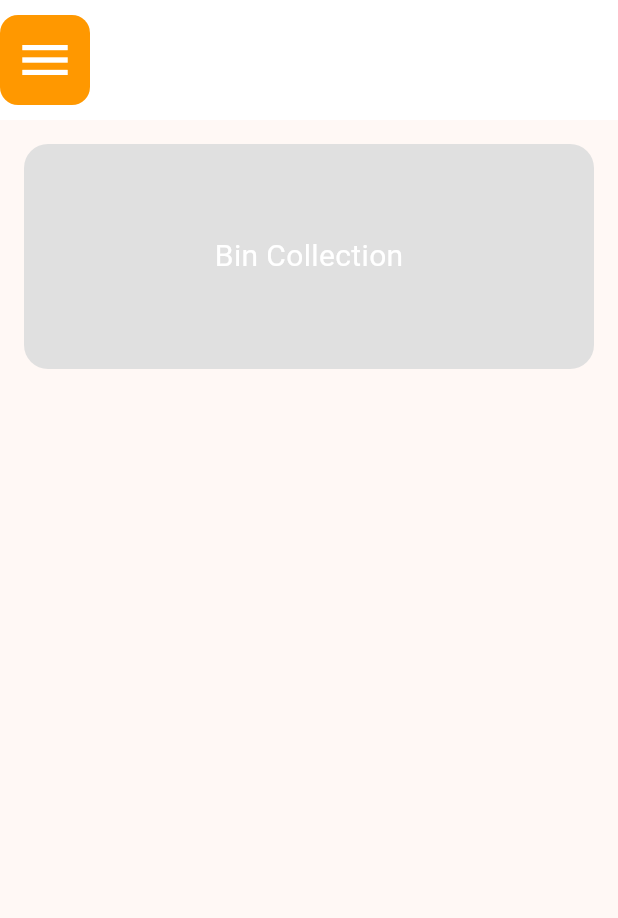
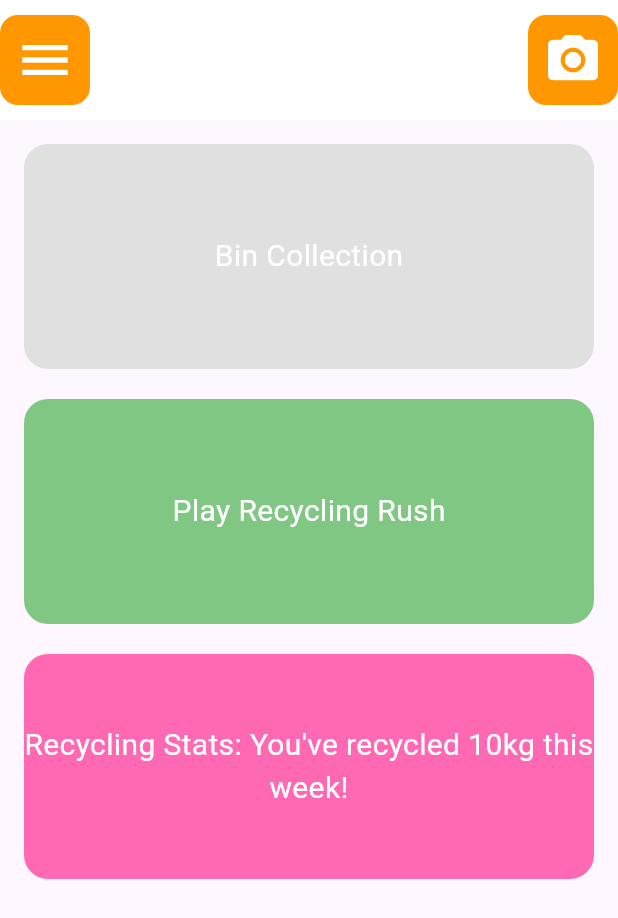
Before and after one commit to Zaid2303/The_AI_Recycling_App, a Flutter app: the screen it shows after launch, on a phone screen of 412 x 824 dp. Shown: the top 918 px of the screen. Run offline on Flutter 3.47's test engine with Material 3 defaults, Android fonts, the phone set to English and light mode, and no system bars; our stand-ins replace camera, permission_handler, shared_preferences; missing offline and left inert: tflite_flutter.

Commit message:
added recycling rush game and recycling facts api on main

```diff
--- a/the_ai_recycling_app/lib/main.dart
+++ b/the_ai_recycling_app/lib/main.dart
@@ -1,21 +1,11 @@
 import 'package:flutter/material.dart';
-import 'bin_collection_screen/bin_collection_screen.dart';
 import 'package:shared_preferences/shared_preferences.dart';
 import 'dart:convert';
-
-Future<void> debugSharedPreferences() async {
-  final prefs = await SharedPreferences.getInstance();
-  final keys = prefs.getKeys();
-
-  for (var key in keys) {
-    final value = prefs.get(key);
-    print('$key: ${value is String ? jsonDecode(value) : value}');
-  }
-}
+import 'bin_collection_screen/bin_collection_screen.dart';
+import 'recycling_rush_screen.dart';
+import 'camera_screen.dart';
 
 void main() {
-  WidgetsFlutterBinding.ensureInitialized();
-  debugSharedPreferences(); // Debug SharedPreferences before the app starts
   runApp(const MyApp());
 }
 
@@ -25,31 +15,31 @@ class MyApp extends StatelessWidget {
   @override
   Widget build(BuildContext context) {
     return MaterialApp(
-      title: 'Bin Collection App',
-      theme: ThemeData(
-        useMaterial3: true,
-        colorScheme: ColorScheme.fromSeed(seedColor: Colors.orange),
-      ),
-      home: const HomeScreen(),
+      title: 'Recycling App',
+      theme: ThemeData(primarySwatch: Colors.blue),
+      home: const MainScreen(),
     );
   }
 }
 
-class HomeScreen extends StatefulWidget {
-  const HomeScreen({super.key});
+class MainScreen extends StatefulWidget {
+  const MainScreen({super.key});
 
   @override
-  State<HomeScreen> createState() => _HomeScreenState();
+  State<MainScreen> createState() => _MainScreenState();
 }
 
-class _HomeScreenState extends State<HomeScreen> {
+class _MainScreenState extends State<MainScreen> {
   String binCollectionInfo = "Bin Collection";
-  Color binBoxColor = Colors.grey[300]!; // Default color for no data
+  String apiDataInfo = "Loading API Data...";
+  Color binBoxColor = Colors.grey[300]!;
+  Color apiBoxColor = Colors.grey[300]!;
 
   @override
   void initState() {
     super.initState();
     _loadBinData();
+    _fetchApiData();
   }
 
   Future<void> _loadBinData() async {
@@ -60,7 +50,7 @@ class _HomeScreenState extends State<HomeScreen> {
       try {
         final List<dynamic> data = jsonDecode(binData);
         if (data.isNotEmpty) {
-          final firstBin = data.first; // Use the first bin in the list
+          final firstBin = data.first;
           setState(() {
             binCollectionInfo =
                 "Next collection on ${firstBin['nextDate']} - ${firstBin['color']} bin";
@@ -71,6 +61,32 @@ class _HomeScreenState extends State<HomeScreen> {
       } catch (e) {
         print('Error parsing bin data: $e');
       }
+    }
+  }
+
+  Future<void> _fetchApiData() async {
+    try {
+      // Mock API call
+      await Future.delayed(
+          const Duration(seconds: 2)); // Simulating network delay
+      final apiData = {
+        "title": "Recycling Stats",
+        "message": "You've recycled 10kg this week!",
+        "colorCode": "#FF69B4" // Pink color
+      };
+
+      setState(() {
+        apiDataInfo = "${apiData['title']}: ${apiData['message']}";
+        apiBoxColor = Color(
+            int.parse(apiData['colorCode']!.substring(1), radix: 16) +
+                0xFF000000);
+      });
+    } catch (e) {
+      print('Error fetching API data: $e');
+      setState(() {
+        apiDataInfo = "Failed to load API data.";
+        apiBoxColor = Colors.red;
+      });
     }
   }
 
@@ -86,10 +102,9 @@ class _HomeScreenState extends State<HomeScreen> {
         title: Row(
           mainAxisAlignment: MainAxisAlignment.spaceBetween,
           children: [
-            // Menu Icon
             GestureDetector(
               onTap: () {
-                // Open drawer
+                Scaffold.of(context).openDrawer();
               },
               child: Container(
                 width: 60,
@@ -101,30 +116,48 @@ class _HomeScreenState extends State<HomeScreen> {
                 child: const Icon(Icons.menu, color: Colors.white, size: 40),
               ),
             ),
+            GestureDetector(
+              onTap: () {
+                Navigator.push(
+                  context,
+                  MaterialPageRoute(
+                    builder: (context) => const CameraScreen(),
+                  ),
+                );
+              },
+              child: Container(
+                width: 60,
+                height: 60,
+                decoration: BoxDecoration(
+                  color: Colors.orange,
+                  borderRadius: BorderRadius.circular(12.0),
+                ),
+                child:
+                    const Icon(Icons.camera_alt, color: Colors.white, size: 40),
+              ),
+            ),
           ],
         ),
       ),
       body: ListView(
         padding: const EdgeInsets.all(16.0),
         children: [
-          GestureDetector(
+          Material(
+            borderRadius: BorderRadius.circular(16.0),
+            color: binBoxColor,
+            child: InkWell(
+              borderRadius: BorderRadius.circular(16.0),
               onTap: () async {
-              // Navigate to bin collection screen
                 await Navigator.push(
                   context,
                   MaterialPageRoute(
                     builder: (context) => const BinCollectionScreen(),
                   ),
                 );
-              // Reload data after returning
                 _loadBinData();
               },
               child: Container(
                 height: 150,
-              decoration: BoxDecoration(
-                color: binBoxColor,
-                borderRadius: BorderRadius.circular(16.0),
-              ),
                 child: Center(
                   child: Text(
                     binCollectionInfo,
@@ -133,7 +166,85 @@ class _HomeScreenState extends State<HomeScreen> {
                 ),
               ),
             ),
+          ),
+          const SizedBox(height: 20),
+          Material(
+            borderRadius: BorderRadius.circular(16.0),
+            color: Colors.green[300],
+            child: InkWell(
+              borderRadius: BorderRadius.circular(16.0),
+              onTap: () {
+                Navigator.push(
+                  context,
+                  MaterialPageRoute(
+                    builder: (context) => const RecyclingRushScreen(),
+                  ),
+                );
+              },
+              child: Container(
+                height: 150,
+                child: const Center(
+                  child: Text(
+                    "Play Recycling Rush",
+                    style: TextStyle(fontSize: 20, color: Colors.white),
+                  ),
+                ),
+              ),
+            ),
+          ),
+          const SizedBox(height: 20),
+          Material(
+            borderRadius: BorderRadius.circular(16.0),
+            color: apiBoxColor,
+            child: InkWell(
+              borderRadius: BorderRadius.circular(16.0),
+              onTap: _fetchApiData,
+              child: Container(
+                height: 150,
+                child: Center(
+                  child: Text(
+                    apiDataInfo,
+                    style: const TextStyle(fontSize: 20, color: Colors.white),
+                    textAlign: TextAlign.center,
+                  ),
+                ),
+              ),
+            ),
+          ),
         ],
+      ),
+      drawer: Drawer(
+        child: ListView(
+          padding: EdgeInsets.zero,
+          children: [
+            const DrawerHeader(
+              decoration: BoxDecoration(
+                color: Colors.orange,
+              ),
+              child: Text(
+                'Menu',
+                style: TextStyle(
+                  color: Colors.white,
+                  fontSize: 24,
+                ),
+              ),
+            ),
+            ListTile(
+              leading: const Icon(Icons.home),
+              title: const Text('Home'),
+              onTap: () {
+                Navigator.pop(context);
+              },
+            ),
+            ListTile(
+              leading: const Icon(Icons.info),
+              title: const Text('About'),
+              onTap: () {
+                // Navigate to About Screen
+              },
+            ),
+          ],
+        ),
       ),
     );
   }
```
Also changed, not shown: the_ai_recycling_app/lib/recycling_rush_screen.dart (added, +325 -0 lines). Lines whose indentation alone changed are shown as unchanged.
